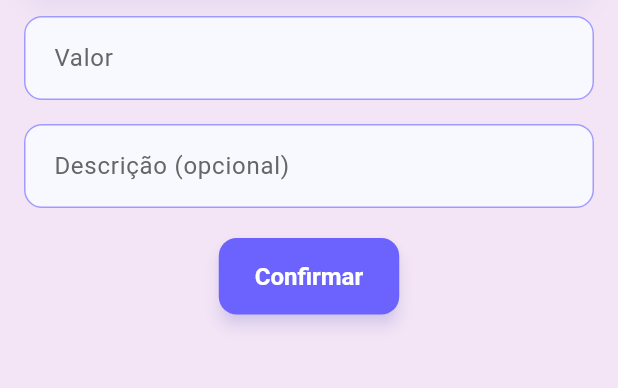
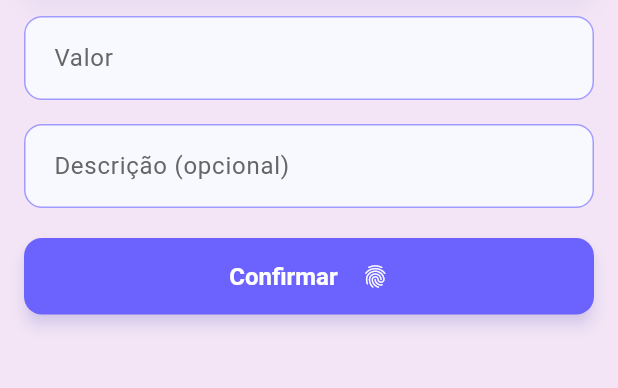
Before and after one commit to elbriga/my_kid_money, a Flutter app: the DepositScreen screen opened directly, on a phone screen of 412 x 824 dp, the part 320-708 px from its top. Run offline on Flutter 3.47's test engine with Material 3 defaults, Android fonts, the phone set to English and light mode, and no system bars; our stand-ins replace audioplayers, confetti, fl_chart, image_picker, local_auth, shared_preferences; accounts and stored records are empty.

Commit message:
beautiful btns

```diff
--- a/lib/screens/deposit_screen.dart
+++ b/lib/screens/deposit_screen.dart
@@ -149,7 +149,14 @@ class _DepositScreenState extends State<DepositScreen> {
                       const SizedBox(height: 20),
                       ElevatedButton(
                         onPressed: doDeposit,
-                        child: const Text("Confirmar"),
+                        child: const Row(
+                          mainAxisAlignment: MainAxisAlignment.center,
+                          children: [
+                            Text("Confirmar"),
+                            SizedBox(width: 16),
+                            Icon(Icons.fingerprint),
+                          ],
+                        ),
                       ),
                     ],
                   ),
```
Also changed, not shown: lib/screens/withdraw_screen.dart (+8 -1 lines).
